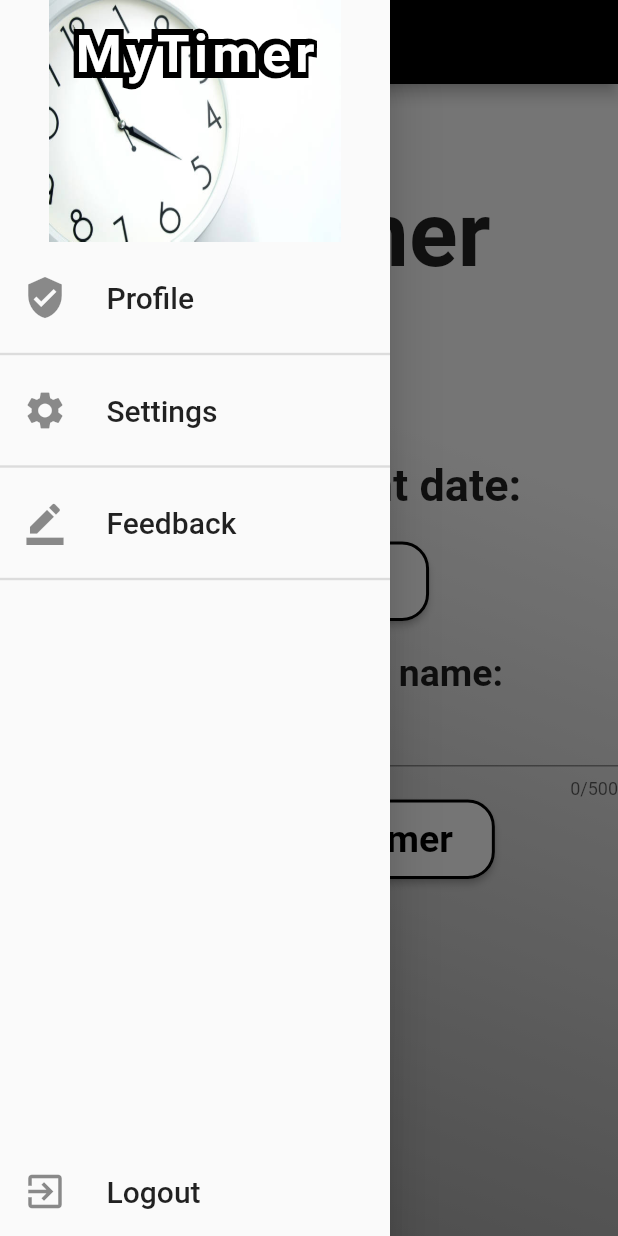
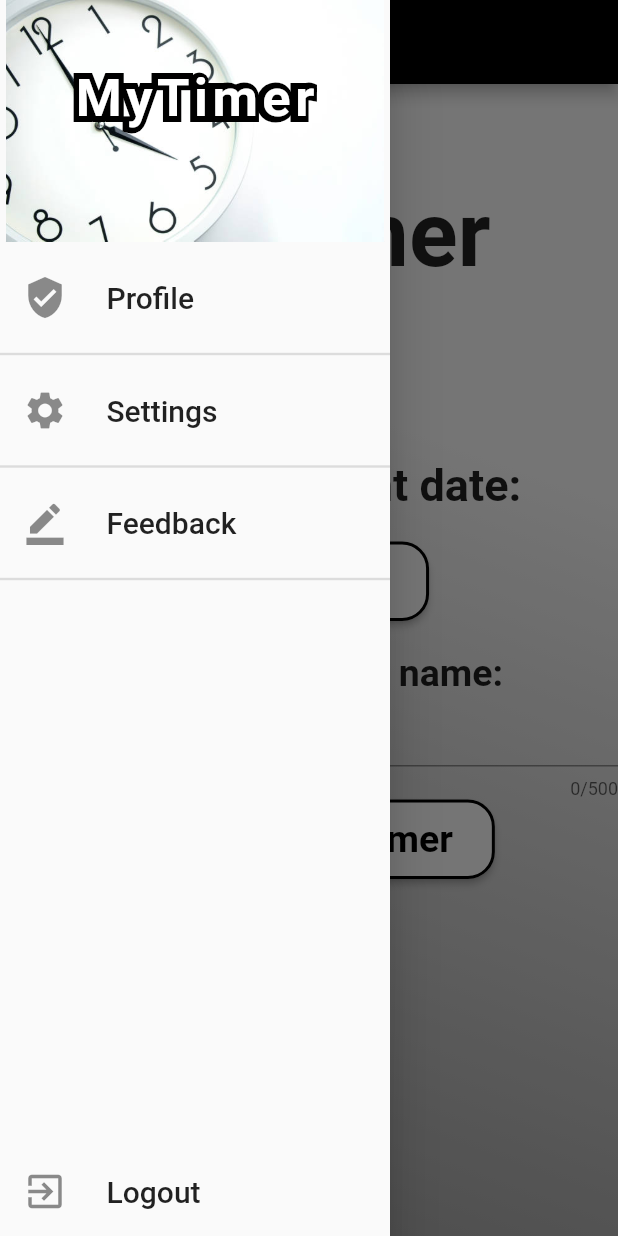
Before and after one commit to ortemmetro/CountDownTimer, a Flutter app: the screen it shows after launch, with the side drawer open, on a phone screen of 412 x 824 dp. Run offline on Flutter 3.47's test engine with Material 2 defaults, Android fonts, the phone set to English and light mode, and no system bars.

Commit message:
Fixed image in drawer

```diff
--- a/lib/main.dart
+++ b/lib/main.dart
@@ -386,6 +386,7 @@ class NavDrawer extends StatelessWidget {
           child: Column(
         children: <Widget>[
           DrawerHeader(
+            padding: EdgeInsets.all(45.0),
             child: Stack(
               children: [
                 Text(
@@ -411,7 +412,6 @@ class NavDrawer extends StatelessWidget {
               ],
             ),
             decoration: const BoxDecoration(
-                color: Colors.green,
                 image: DecorationImage(
                     fit: BoxFit.fill,
                     image: AssetImage('assets/images/clockwatch.jpg'))),
```
